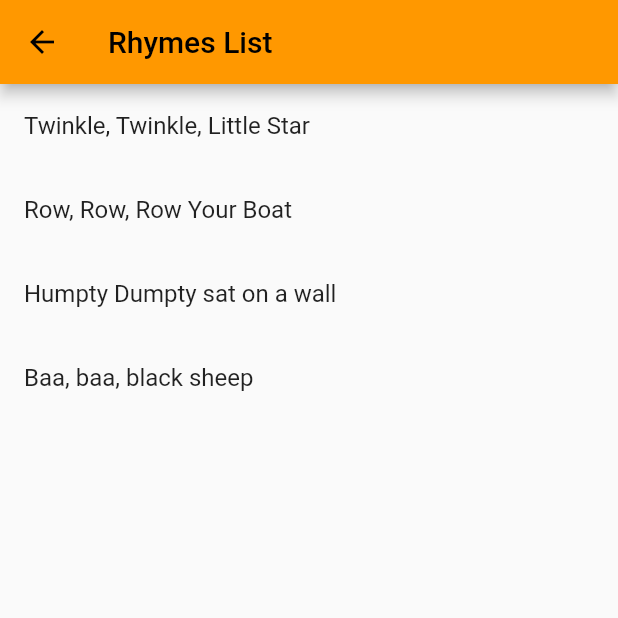
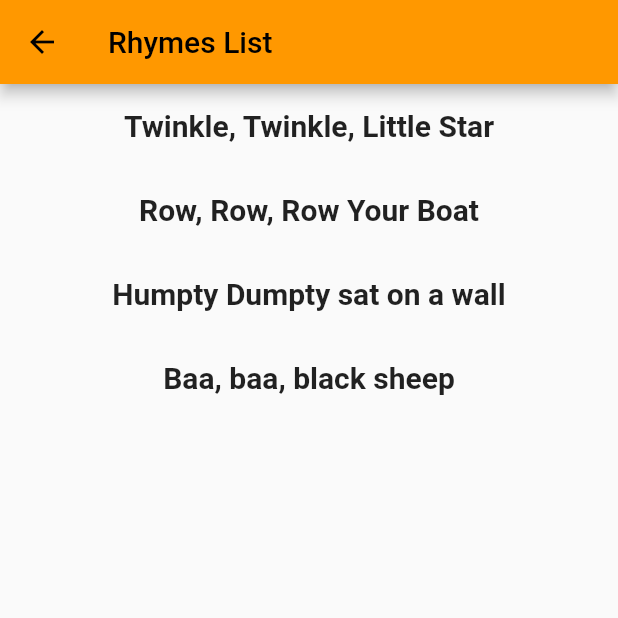
Before and after one commit to ikbhal/alphabet_tts_loop_start_end_alphabet, a Flutter app: the RhymesScreen screen opened by its route, on a phone screen of 412 x 824 dp, the top half of it. Run offline on Flutter 3.47's test engine with Material 2 defaults, Android fonts, the phone set to English and light mode, and no system bars; our stand-ins replace audioplayers, flutter_tts.

Commit message:
lets commit, font big notworking, taking all space of height not good for rhymes, rhyme playing, some time crashing while playing other songs, going back to previous screen. need further testing, fixing

```diff
--- a/lib/rhymes_screen.dart
+++ b/lib/rhymes_screen.dart
@@ -1,8 +1,15 @@
+import 'dart:math';
+
 import 'package:audioplayers/audioplayers.dart';
 import 'package:flutter/material.dart';
 import 'package:flutter_tts/flutter_tts.dart';
 
-class RhymesScreen extends StatelessWidget {
+class RhymesScreen extends StatefulWidget {
+  @override
+  _RhymesScreenState createState() => _RhymesScreenState();
+}
+
+class _RhymesScreenState extends State<RhymesScreen> {
   final AudioPlayer audioPlayer = AudioPlayer();
   final List<String> rhymes = [
     'Twinkle, Twinkle, Little Star',
@@ -19,6 +26,14 @@ class RhymesScreen extends StatelessWidget {
   ];
 
   final FlutterTts flutterTts = FlutterTts();
+  final Random random = Random();
+  bool isPlaying = false;
+
+  @override
+  void dispose() {
+    audioPlayer.stop();
+    super.dispose();
+  }
 
   @override
   Widget build(BuildContext context) {
@@ -30,12 +45,28 @@ class RhymesScreen extends StatelessWidget {
         itemCount: rhymes.length,
         itemBuilder: (context, index) {
           final rhyme = rhymes[index];
-          return ListTile(
-            title: Text(rhyme),
-            onTap: () {
-              final rhymeAsset = rhymeAssets[index];
-              playRhyme(rhymeAsset);
-            },
+          return Container(
+            // height: MediaQuery.of(context).size.height / rhymes.length,
+            child: ListTile(
+              title: Center(
+                child: Text(
+                  rhyme,
+                  style: TextStyle(
+                    fontSize: 20,
+                    fontWeight: FontWeight.bold,
+                    // color: Colors
+                    //     .primaries[random.nextInt(Colors.primaries.length)],
+                  ),
+                ),
+              ),
+              onTap: () {
+                final rhymeAsset = rhymeAssets[index];
+                if (isPlaying) {
+                  audioPlayer.stop();
+                }
+                playRhyme(rhymeAsset);
+              },
+            ),
           );
         },
       ),
@@ -43,6 +74,17 @@ class RhymesScreen extends StatelessWidget {
   }
 
   Future<void> playRhyme(String assetPath) async {
+    setState(() {
+      isPlaying = true;
+    });
     await audioPlayer.play(AssetSource(assetPath));
+    // audioPlayer.onPlayerComplete
+    audioPlayer.onPlayerStateChanged.listen((event) {
+      if (event == PlayerState.completed) {
+        setState(() {
+          isPlaying = false;
+        });
+      }
+    });
   }
 }
```
